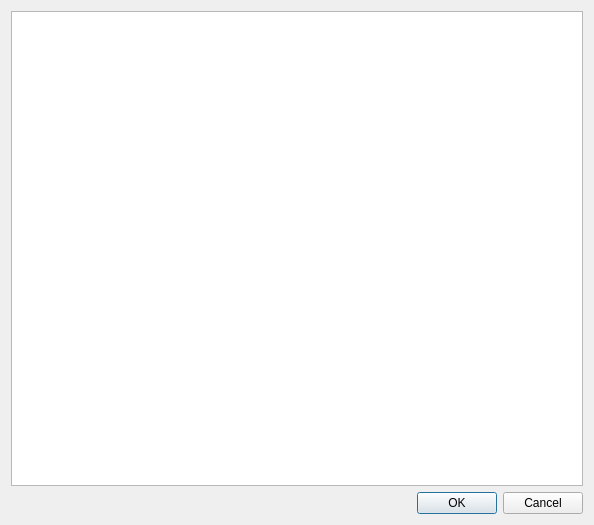
The window that KLangIDE/ui/ASTGraphDialog.ui (YoukaiCat/KLang) describes before a commit, drawn with Qt 5.
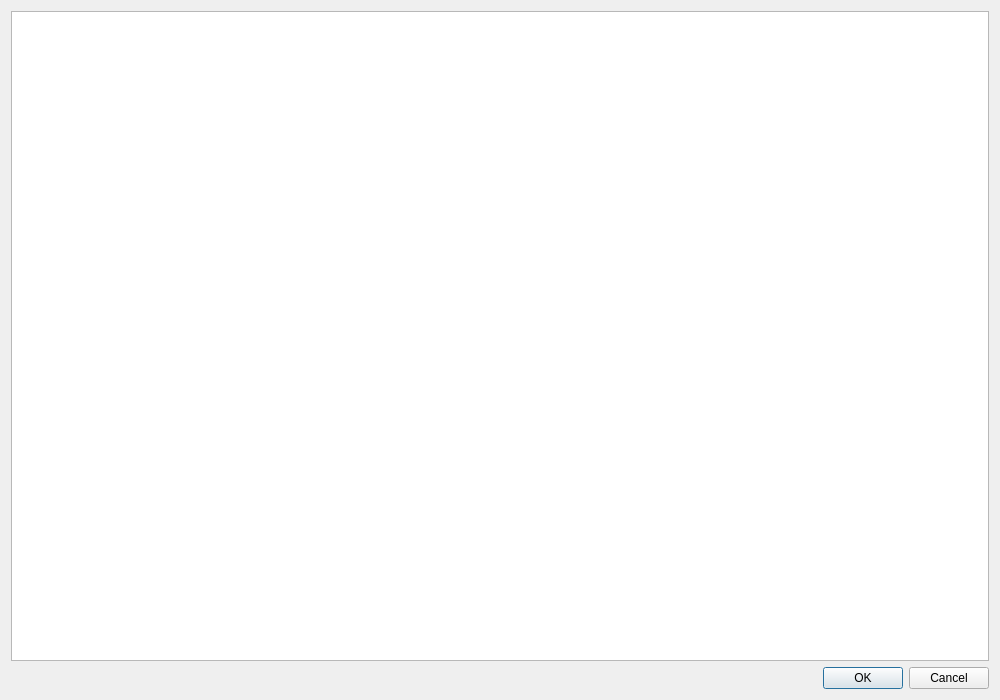
The same window after the commit.

Commit message: Increase dialog window size

Diff of the .ui file:
```diff
--- a/KLangIDE/ui/ASTGraphDialog.ui
+++ b/KLangIDE/ui/ASTGraphDialog.ui
@@ -6,8 +6,8 @@
    <rect>
     <x>0</x>
     <y>0</y>
-    <width>594</width>
-    <height>525</height>
+    <width>1000</width>
+    <height>700</height>
    </rect>
   </property>
   <property name="windowTitle">
```
